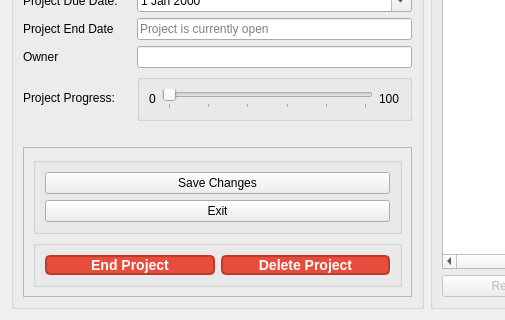
First picture: the form in ui/viewProjectDialog.ui, repository yasar12123/Soft27101-PMS, before the edit; both pictures show x 0 to 505 and y 278 to 598 of the 853 by 598 pixel window.
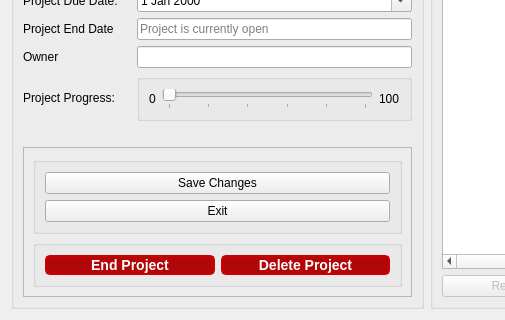
Second picture: the form after the edit.

```diff
--- a/ui/viewProjectDialog.ui
+++ b/ui/viewProjectDialog.ui
@@ -300,9 +300,9 @@
               </property>
               <property name="styleSheet">
                <string notr="true">QPushButton#closeProjectButton {
-    background-color: #e74c3c; /* Red color */
+    background-color: #b30609; 
     color: white;
-    border: 2px solid #c0392b; /* Darker red border */
+    border: 2px solid #d00000; 
     border-radius: 5px;
     font-size: 14px;
     font-weight: bold;
@@ -322,9 +322,9 @@
              <widget class="QPushButton" name="deleteProjectButton">
               <property name="styleSheet">
                <string notr="true">QPushButton#deleteProjectButton {
-    background-color: #e74c3c; /* Red color */
+    background-color: #b30609; 
     color: white;
-    border: 2px solid #c0392b; /* Darker red border */
+    border: 2px solid #d00000; 
     border-radius: 5px;
     font-size: 14px;
     font-weight: bold;
```
Left out of the diff: 6 changed lines with no effect on the pictures.
